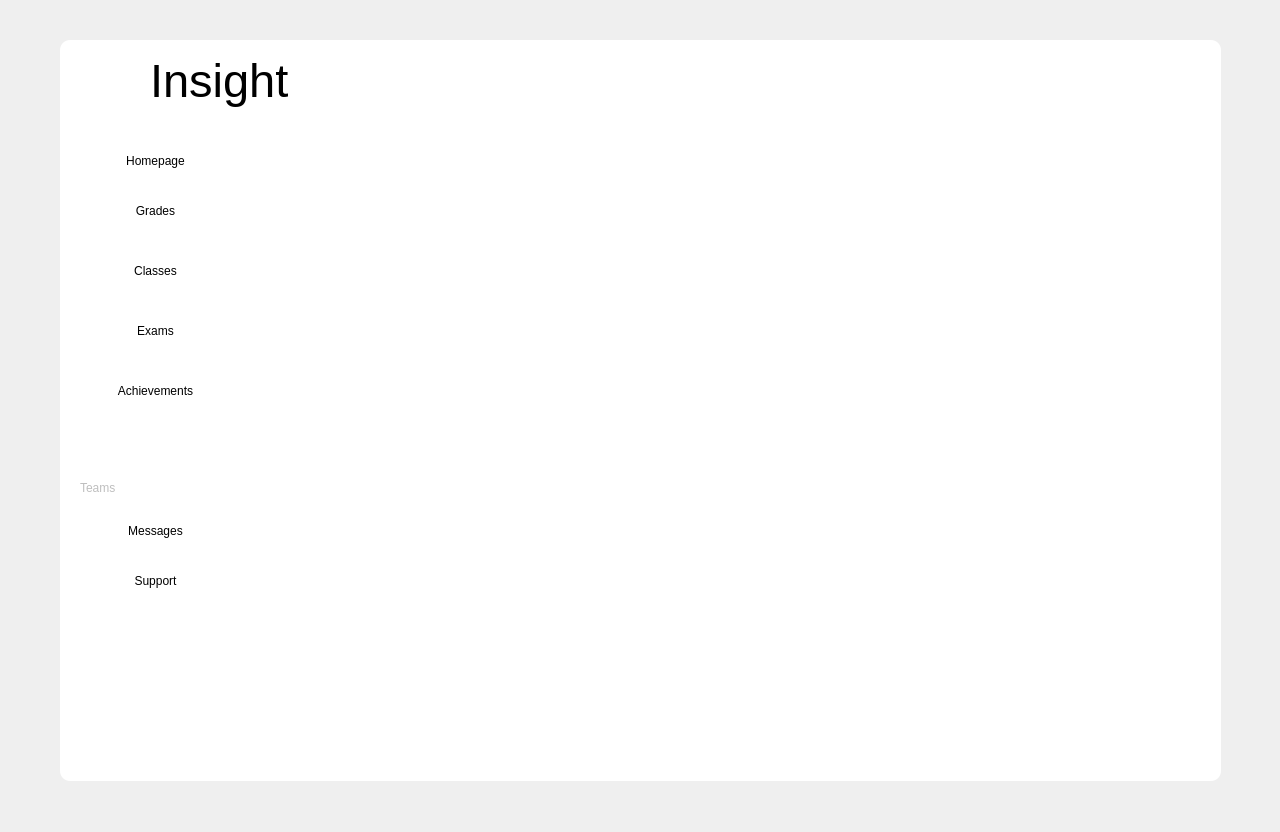
Qt form mainwindow.ui (codingburgas/school-project-assignment-insight) before a commit.
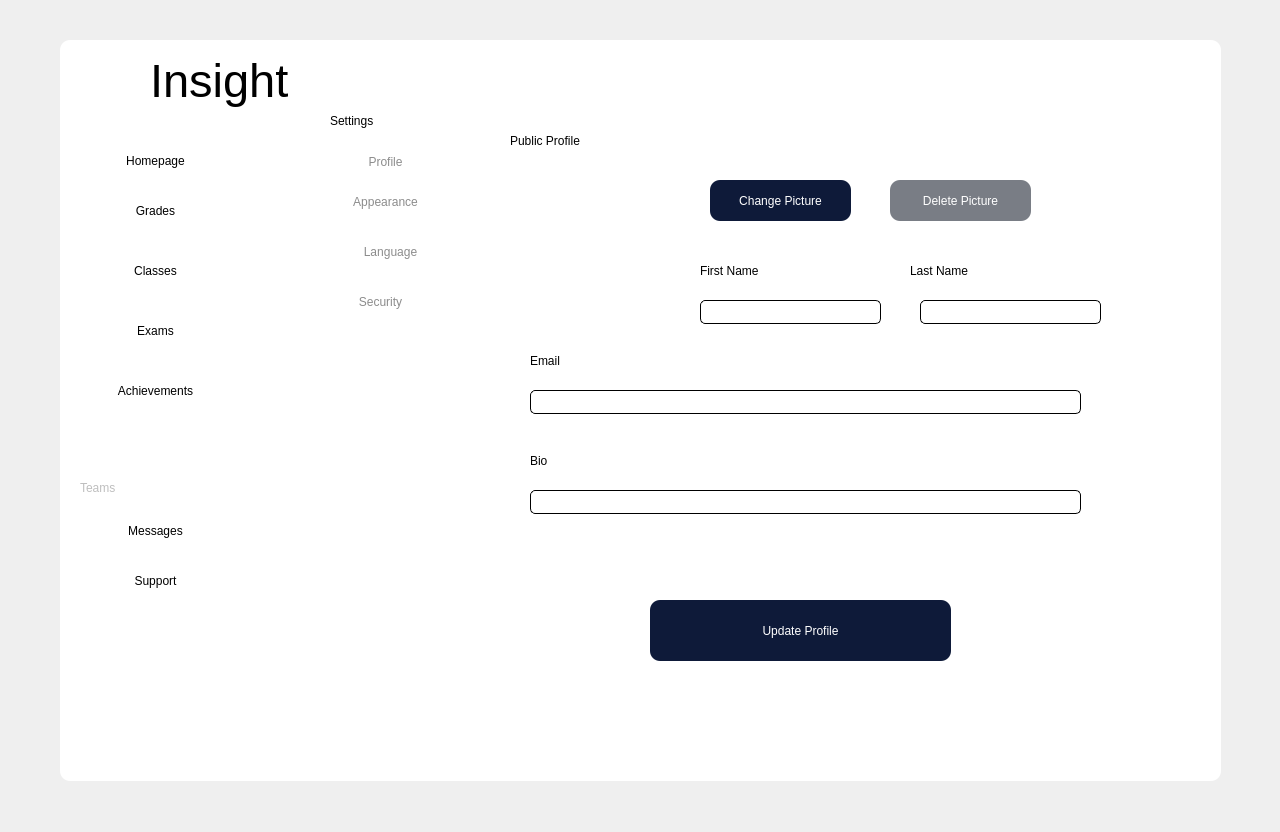
The same form after that commit. The open tabs and pages were chosen to show the change. Icons and pictures are not drawn.

Commit message: Design settings page in Qt Creator (profile)

The edit to the form file:
```diff
--- a/mainwindow.ui
+++ b/mainwindow.ui
@@ -3236,27 +3236,6 @@
          </property>
         </widget>
        </widget>
-       <widget class="QLabel" name="label_58">
-        <property name="geometry">
-         <rect>
-          <x>560</x>
-          <y>610</y>
-          <width>30</width>
-          <height>30</height>
-         </rect>
-        </property>
-        <property name="styleSheet">
-         <string notr="true">QLabel
-{
-background-color:black;
-border-radius:15px;
-    qproperty-alignment: AlignCenter;
-}</string>
-        </property>
-        <property name="text">
-         <string>6</string>
-        </property>
-       </widget>
       </widget>
      </widget>
      <widget class="QWidget" name="widget_71" native="true">
@@ -4618,7 +4597,340 @@
       </widget>
      </widget>
     </widget>
-    <widget class="QWidget" name="Settings"/>
+    <widget class="QWidget" name="Settings">
+     <widget class="QLabel" name="label_58">
+      <property name="geometry">
+       <rect>
+        <x>30</x>
+        <y>20</y>
+        <width>101</width>
+        <height>41</height>
+       </rect>
+      </property>
+      <property name="styleSheet">
+       <string notr="true">color:black;
+font: 18pt &quot;Segoe UI&quot;;
+background-color:transparent;</string>
+      </property>
+      <property name="text">
+       <string>Settings</string>
+      </property>
+     </widget>
+     <widget class="QStackedWidget" name="settings_SW">
+      <property name="geometry">
+       <rect>
+        <x>150</x>
+        <y>20</y>
+        <width>751</width>
+        <height>631</height>
+       </rect>
+      </property>
+      <widget class="QWidget" name="page_3">
+       <widget class="QLabel" name="label_59">
+        <property name="geometry">
+         <rect>
+          <x>60</x>
+          <y>20</y>
+          <width>181</width>
+          <height>41</height>
+         </rect>
+        </property>
+        <property name="styleSheet">
+         <string notr="true">color:black;
+font: 18pt &quot;Segoe UI&quot;;
+background-color:transparent;</string>
+        </property>
+        <property name="text">
+         <string>Public Profile</string>
+        </property>
+       </widget>
+       <widget class="QLabel" name="pfp_LA">
+        <property name="geometry">
+         <rect>
+          <x>60</x>
+          <y>70</y>
+          <width>151</width>
+          <height>121</height>
+         </rect>
+        </property>
+        <property name="styleSheet">
+         <string notr="true"/>
+        </property>
+        <property name="text">
+         <string/>
+        </property>
+       </widget>
+       <widget class="QPushButton" name="changePicture_PB">
+        <property name="geometry">
+         <rect>
+          <x>260</x>
+          <y>80</y>
+          <width>141</width>
+          <height>41</height>
+         </rect>
+        </property>
+        <property name="styleSheet">
+         <string notr="true">border-radius:10px;
+background-color:#0E1A39;
+color:white;</string>
+        </property>
+        <property name="text">
+         <string>Change Picture</string>
+        </property>
+       </widget>
+       <widget class="QPushButton" name="deletePicture_PB">
+        <property name="geometry">
+         <rect>
+          <x>440</x>
+          <y>80</y>
+          <width>141</width>
+          <height>41</height>
+         </rect>
+        </property>
+        <property name="styleSheet">
+         <string notr="true">border-radius:10px;
+background-color:#797D85;
+color:white;</string>
+        </property>
+        <property name="text">
+         <string>Delete Picture</string>
+        </property>
+       </widget>
+       <widget class="QLabel" name="firstName_LA">
+        <property name="geometry">
+         <rect>
+          <x>250</x>
+          <y>150</y>
+          <width>131</width>
+          <height>41</height>
+         </rect>
+        </property>
+        <property name="styleSheet">
+         <string notr="true">color:black;
+font: 16pt &quot;Segoe UI&quot;;
+background-color:transparent;</string>
+        </property>
+        <property name="text">
+         <string>First Name</string>
+        </property>
+       </widget>
+       <widget class="QLineEdit" name="firstName_LE">
+        <property name="enabled">
+         <bool>false</bool>
+        </property>
+        <property name="geometry">
+         <rect>
+          <x>250</x>
+          <y>200</y>
+          <width>181</width>
+          <height>24</height>
+         </rect>
+        </property>
+        <property name="styleSheet">
+         <string notr="true">border: 1px solid black;
+border-radius:5px;</string>
+        </property>
+       </widget>
+       <widget class="QLabel" name="lastName_LA">
+        <property name="geometry">
+         <rect>
+          <x>460</x>
+          <y>150</y>
+          <width>131</width>
+          <height>41</height>
+         </rect>
+        </property>
+        <property name="styleSheet">
+         <string notr="true">color:black;
+font: 16pt &quot;Segoe UI&quot;;
+background-color:transparent;</string>
+        </property>
+        <property name="text">
+         <string>Last Name</string>
+        </property>
+       </widget>
+       <widget class="QLineEdit" name="lastName_LE">
+        <property name="enabled">
+         <bool>false</bool>
+        </property>
+        <property name="geometry">
+         <rect>
+          <x>470</x>
+          <y>200</y>
+          <width>181</width>
+          <height>24</height>
+         </rect>
+        </property>
+        <property name="styleSheet">
+         <string notr="true">border: 1px solid black;
+border-radius:5px;</string>
+        </property>
+       </widget>
+       <widget class="QLineEdit" name="firstName_LE_2">
+        <property name="enabled">
+         <bool>false</bool>
+        </property>
+        <property name="geometry">
+         <rect>
+          <x>80</x>
+          <y>290</y>
+          <width>551</width>
+          <height>24</height>
+         </rect>
+        </property>
+        <property name="styleSheet">
+         <string notr="true">border: 1px solid black;
+border-radius:5px;</string>
+        </property>
+       </widget>
+       <widget class="QLabel" name="firstName_LA_2">
+        <property name="geometry">
+         <rect>
+          <x>80</x>
+          <y>240</y>
+          <width>131</width>
+          <height>41</height>
+         </rect>
+        </property>
+        <property name="styleSheet">
+         <string notr="true">color:black;
+font: 16pt &quot;Segoe UI&quot;;
+background-color:transparent;</string>
+        </property>
+        <property name="text">
+         <string>Email</string>
+        </property>
+       </widget>
+       <widget class="QLineEdit" name="firstName_LE_3">
+        <property name="enabled">
+         <bool>false</bool>
+        </property>
+        <property name="geometry">
+         <rect>
+          <x>80</x>
+          <y>390</y>
+          <width>551</width>
+          <height>24</height>
+         </rect>
+        </property>
+        <property name="styleSheet">
+         <string notr="true">border: 1px solid black;
+border-radius:5px;</string>
+        </property>
+       </widget>
+       <widget class="QLabel" name="firstName_LA_3">
+        <property name="geometry">
+         <rect>
+          <x>80</x>
+          <y>340</y>
+          <width>131</width>
+          <height>41</height>
+         </rect>
+        </property>
+        <property name="styleSheet">
+         <string notr="true">color:black;
+font: 16pt &quot;Segoe UI&quot;;
+background-color:transparent;</string>
+        </property>
+        <property name="text">
+         <string>Bio</string>
+        </property>
+       </widget>
+       <widget class="QPushButton" name="changePicture_PB_2">
+        <property name="geometry">
+         <rect>
+          <x>200</x>
+          <y>500</y>
+          <width>301</width>
+          <height>61</height>
+         </rect>
+        </property>
+        <property name="styleSheet">
+         <string notr="true">border-radius:10px;
+background-color:#0E1A39;
+color:white;</string>
+        </property>
+        <property name="text">
+         <string>Update Profile</string>
+        </property>
+       </widget>
+      </widget>
+      <widget class="QWidget" name="page_4"/>
+     </widget>
+     <widget class="QPushButton" name="pushButton">
+      <property name="geometry">
+       <rect>
+        <x>30</x>
+        <y>70</y>
+        <width>111</width>
+        <height>24</height>
+       </rect>
+      </property>
+      <property name="styleSheet">
+       <string notr="true">background-color:transparent;
+color:#8C8C8C;
+font: 14pt &quot;Segoe UI&quot;;</string>
+      </property>
+      <property name="text">
+       <string>Profile</string>
+      </property>
+     </widget>
+     <widget class="QPushButton" name="pushButton_2">
+      <property name="geometry">
+       <rect>
+        <x>30</x>
+        <y>110</y>
+        <width>111</width>
+        <height>24</height>
+       </rect>
+      </property>
+      <property name="styleSheet">
+       <string notr="true">background-color:transparent;
+color:#8C8C8C;
+font: 14pt &quot;Segoe UI&quot;;</string>
+      </property>
+      <property name="text">
+       <string>Appearance</string>
+      </property>
+     </widget>
+     <widget class="QPushButton" name="pushButton_4">
+      <property name="geometry">
+       <rect>
+        <x>30</x>
+        <y>160</y>
+        <width>121</width>
+        <height>24</height>
+       </rect>
+      </property>
+      <property name="styleSheet">
+       <string notr="true">background-color:transparent;
+color:#8C8C8C;
+font: 14pt &quot;Segoe UI&quot;;</string>
+      </property>
+      <property name="text">
+       <string>Language</string>
+      </property>
+     </widget>
+     <widget class="QPushButton" name="pushButton_5">
+      <property name="geometry">
+       <rect>
+        <x>20</x>
+        <y>210</y>
+        <width>121</width>
+        <height>24</height>
+       </rect>
+      </property>
+      <property name="styleSheet">
+       <string notr="true">background-color:transparent;
+color:#8C8C8C;
+font: 14pt &quot;Segoe UI&quot;;
+</string>
+      </property>
+      <property name="text">
+       <string>Security</string>
+      </property>
+     </widget>
+    </widget>
    </widget>
    <widget class="QPushButton" name="pushButton_3">
     <property name="geometry">
@@ -4662,7 +4974,7 @@
    <widget class="QPushButton" name="settings_PB">
     <property name="geometry">
      <rect>
-      <x>65</x>
+      <x>73</x>
       <y>675</y>
       <width>35</width>
       <height>40</height>
```
Left out of the diff: 2 changed lines with no effect on the pictures. The commit also changes 2 other files.
